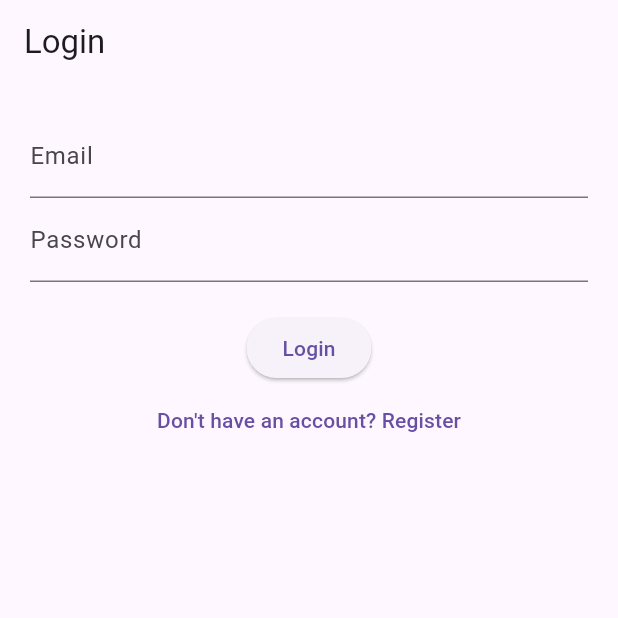
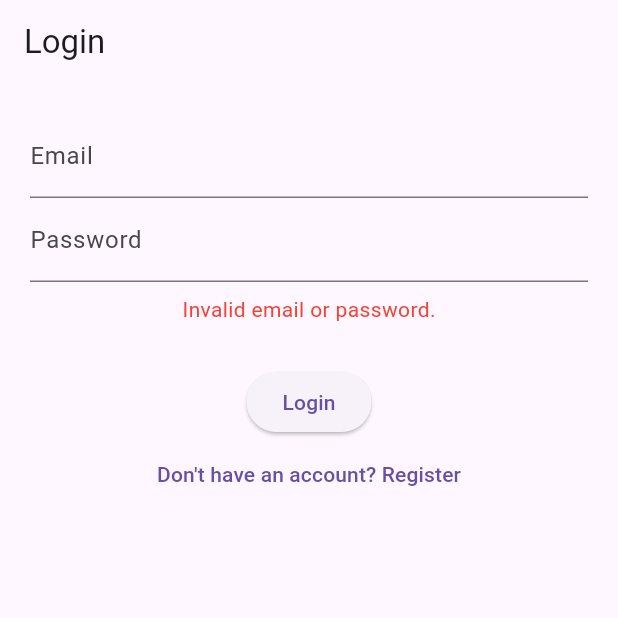
Before and after one commit to Anushri-Sakhardande/Yashoda, a Flutter app: the screen it shows after launch, after a tap on "Login", on a phone screen of 412 x 824 dp, the top half of it. Run offline on Flutter 3.47's test engine with Material 3 defaults, Android fonts, the phone set to English and light mode, and no system bars; our stand-ins replace cloud_firestore, firebase_auth, firebase_core, geocoding, geolocator; accounts and stored records are empty; network calls fail.

Commit message:
working login and register

```diff
--- a/lib/main.dart
+++ b/lib/main.dart
@@ -2,6 +2,7 @@ import 'package:firebase_auth/firebase_auth.dart';
 import 'package:flutter/material.dart';
 import 'package:firebase_core/firebase_core.dart';
 import 'package:cloud_firestore/cloud_firestore.dart';
+import 'package:yashoda/presentation/screens/pregnant_dashboard/pregnant_dashboard.dart';
 import 'presentation/screens/auth/login_screen.dart';
 import 'presentation/screens/admin_dashboard/admin_dashboard.dart';
 import 'presentation/screens/mother_dashboard/mother_dashboard.dart';
@@ -43,7 +44,7 @@ class AuthWrapper extends StatelessWidget {
                 return LoginScreen();
               }
               var userData = userSnapshot.data!;
-              return userData["role"] == "Mother" ? MotherDashboard() : AdminDashboard();
+              return userData["role"] == "New Mother" ? MotherDashboard() :userData["role"] =="Pregnant" ? PregnantDashboard() : AdminDashboard();
             },
           );
         }
--- a/lib/presentation/screens/auth/login_screen.dart
+++ b/lib/presentation/screens/auth/login_screen.dart
@@ -1,6 +1,10 @@
 import 'package:flutter/material.dart';
 import '../../../../core/services/auth_service.dart';
 import 'register_screen.dart';
+import 'package:cloud_firestore/cloud_firestore.dart';
+import '../admin_dashboard/admin_dashboard.dart';
+import '../mother_dashboard/mother_dashboard.dart';
+import '../pregnant_dashboard/pregnant_dashboard.dart';
 
 class LoginScreen extends StatefulWidget {
   const LoginScreen({super.key});
@@ -12,6 +16,8 @@ class LoginScreen extends StatefulWidget {
 class _LoginScreenState extends State<LoginScreen> {
   final TextEditingController emailController = TextEditingController();
   final TextEditingController passwordController = TextEditingController();
+  bool isLoading = false;
+  String errorMessage = "";
 
   @override
   Widget build(BuildContext context) {
@@ -25,19 +31,69 @@ class _LoginScreenState extends State<LoginScreen> {
           children: [
             TextField(controller: emailController, decoration: InputDecoration(labelText: "Email")),
             TextField(controller: passwordController, decoration: InputDecoration(labelText: "Password"), obscureText: true),
+
+            if (errorMessage.isNotEmpty)
+              Padding(
+                padding: EdgeInsets.all(8),
+                child: Text(errorMessage, style: TextStyle(color: Colors.red)),
+              ),
+
             SizedBox(height: 20),
-            ElevatedButton(
+            isLoading
+                ? CircularProgressIndicator()
+                : ElevatedButton(
               onPressed: () async {
+                setState(() {
+                  isLoading = true;
+                  errorMessage = "";
+                });
+
                 var user = await authService.loginUser(
                   email: emailController.text.trim(),
                   password: passwordController.text.trim(),
                 );
+
                 if (user != null) {
-                  //print("Login successful: ${user.email}");
+                  try {
+                    // Fetch role from Firestore
+                    DocumentSnapshot userDoc = await FirebaseFirestore.instance.collection("users").doc(user.uid).get();
+
+                    if (userDoc.exists) {
+                      String role = userDoc.get("role");
+                      print("User Role: $role"); // Debugging
+
+                      Widget dashboard;
+                      if (role == "Pregnant") {
+                        dashboard = PregnantDashboard();
+                      } else if (role == "New Mother") {
+                        dashboard = MotherDashboard();
+                      } else if (role == "Health Administrator") {
+                        dashboard = AdminDashboard();
+                      } else {
+                        setState(() => errorMessage = "Unknown role. Please contact support.");
+                        return;
+                      }
+
+                      // Navigate to dashboard
+                      Navigator.pushReplacement(
+                        context,
+                        MaterialPageRoute(builder: (context) => dashboard),
+                      );
+                    } else {
+                      setState(() => errorMessage = "User data not found. Try registering again.");
+                    }
+                  } catch (e) {
+                    setState(() => errorMessage = "Error retrieving user data: $e");
+                  }
+                } else {
+                  setState(() => errorMessage = "Invalid email or password.");
                 }
+
+                setState(() => isLoading = false);
               },
               child: Text("Login"),
             ),
+
             TextButton(
               onPressed: () {
                 Navigator.push(context, MaterialPageRoute(builder: (context) => RegisterScreen()));
```
Also changed, not shown: lib/core/services/auth_service.dart (+11 -0 lines), lib/core/services/location_service.dart (+18 -23 lines), lib/presentation/screens/auth/register_screen.dart (+17 -7 lines), lib/presentation/screens/pregnant_dashboard/pregnant_dashboard.dart (added, +13 -0 lines).
